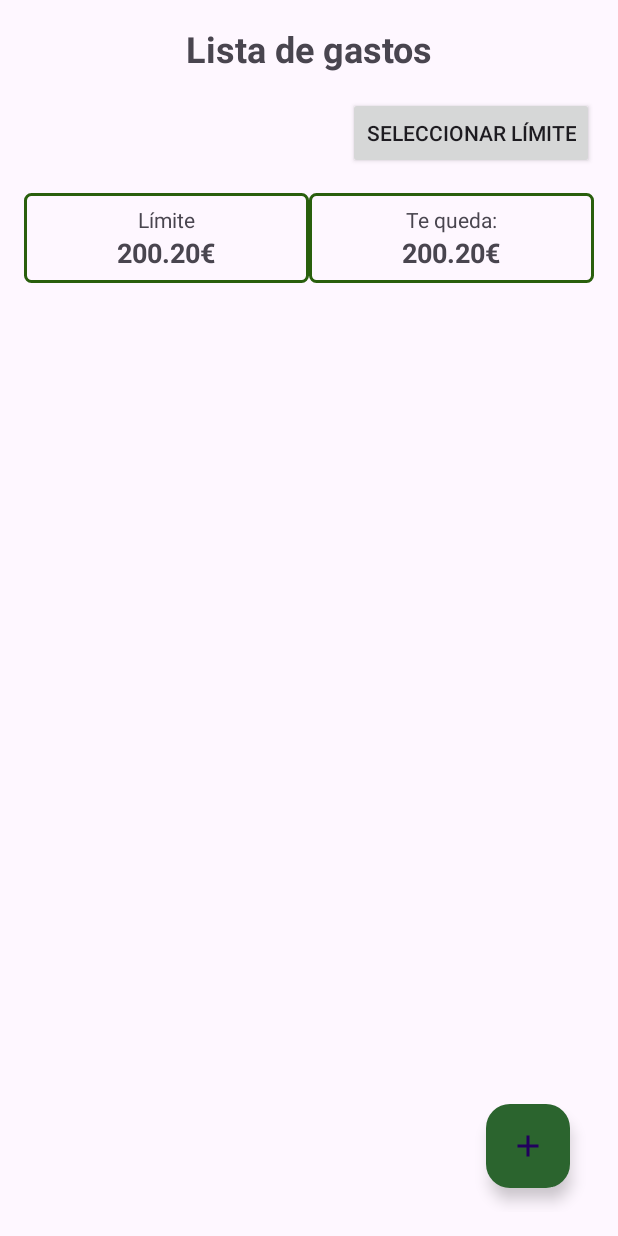
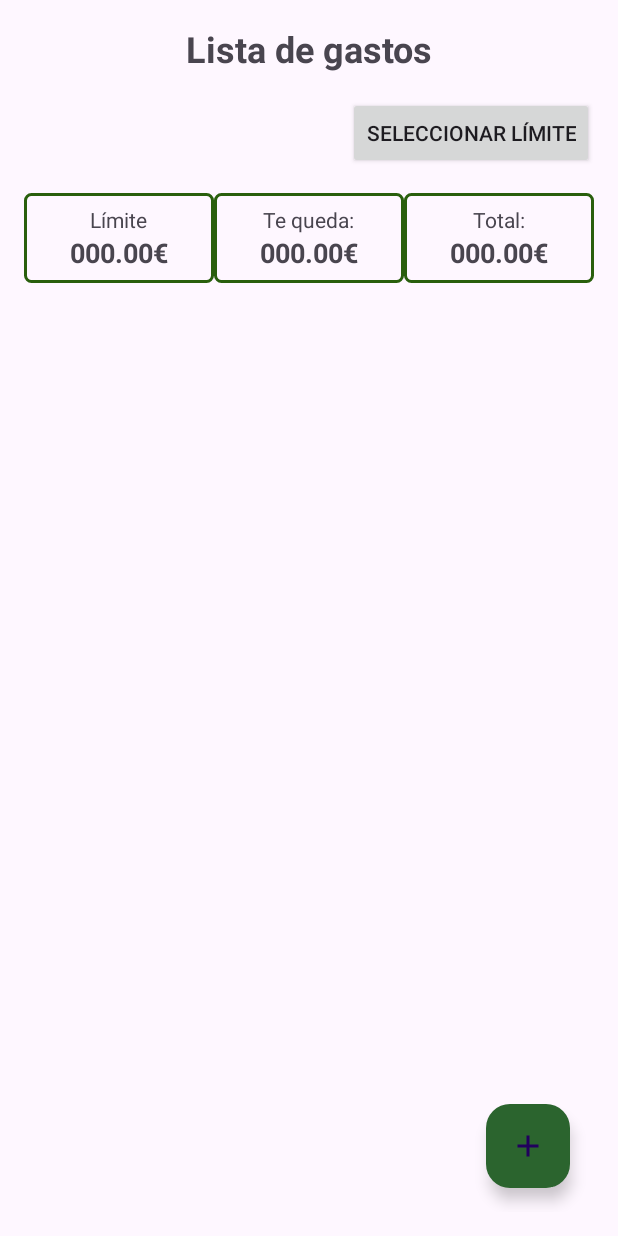
Before and after one commit to EnriqueFerrerMelian/WalletV1, an Android app: the layout fragment_wallet.xml on its own in the app's theme, with its tools: preview values and no code run, on a phone screen of 412 x 824 dp. Run offline under Robolectric (Android 15) with nearby library versions, the phone set to English and light mode, and no system bars.

```diff
--- a/app/src/main/res/layout/fragment_wallet.xml
+++ b/app/src/main/res/layout/fragment_wallet.xml
@@ -56,7 +56,7 @@
                     android:id="@+id/limitDigits"
                     android:layout_width="wrap_content"
                     android:layout_height="wrap_content"
-                    android:text="200.20"
+                    android:text="000.00"
                     android:textStyle="bold"
                     android:textSize="18sp"/>
                 <TextView
@@ -68,7 +68,6 @@
             </LinearLayout>
         </LinearLayout>
 
-        <!-- Resumen de límite -->
         <LinearLayout
             android:id="@+id/limit_sum"
             android:layout_width="0dp"
@@ -91,7 +90,40 @@
                     android:id="@+id/limitSumDigits"
                     android:layout_width="wrap_content"
                     android:layout_height="wrap_content"
-                    android:text="200.20"
+                    android:text="000.00"
+                    android:textStyle="bold"
+                    android:textSize="18sp"/>
+                <TextView
+                    android:layout_width="wrap_content"
+                    android:layout_height="wrap_content"
+                    android:text="€"
+                    android:textStyle="bold"
+                    android:textSize="18sp"/>
+            </LinearLayout>
+        </LinearLayout>
+        <LinearLayout
+            android:id="@+id/limit_sum_total"
+            android:layout_width="0dp"
+            android:layout_height="wrap_content"
+            android:layout_weight="1"
+            android:gravity="center"
+            android:orientation="vertical"
+            android:background="@drawable/border_background"
+            android:padding="8dp"
+            android:clickable="true"
+            android:focusable="true">
+            <TextView
+                android:layout_width="wrap_content"
+                android:layout_height="wrap_content"
+                android:text="Total:"/>
+            <LinearLayout
+                android:layout_width="wrap_content"
+                android:layout_height="wrap_content">
+                <TextView
+                    android:id="@+id/limitTotalDigits"
+                    android:layout_width="wrap_content"
+                    android:layout_height="wrap_content"
+                    android:text="000.00"
                     android:textStyle="bold"
                     android:textSize="18sp"/>
                 <TextView
@@ -119,6 +151,7 @@
         android:layout_height="wrap_content"
         android:layout_gravity="end"
         android:backgroundTint="#2B642E"
+        android:contentDescription="Añadir gasto"
         android:src="@drawable/ic_add"
         android:layout_margin="16dp"
         app:layout_constraintBottom_toBottomOf="parent"
```
Also changed, not shown: app/src/main/java/com/example/walletv1/ui/fragments/WalletFragment.java (+38 -15 lines).
